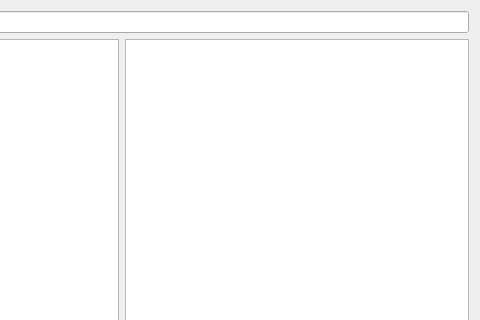
This is tab.ui in darkSasori/qelastic as Qt 5 draws it before an edit; both pictures show x 237 to 717 and y 0 to 320 of the 717 by 568 pixel window. The edited form follows.
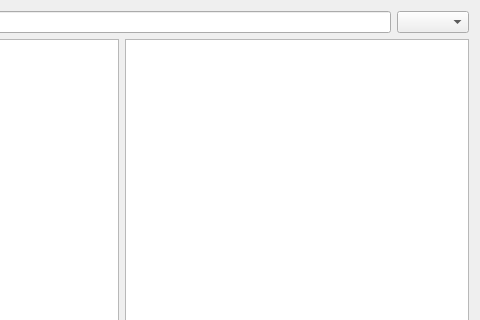
This is the edited form.

Commit message: Execute query

Diff of the .ui file:
```diff
--- a/tab.ui
+++ b/tab.ui
@@ -26,6 +26,9 @@
      <item>
       <widget class="QLineEdit" name="lineURL"/>
      </item>
+     <item>
+      <widget class="QComboBox" name="method"/>
+     </item>
     </layout>
    </item>
    <item>
```
The commit also changes 2 other files.
